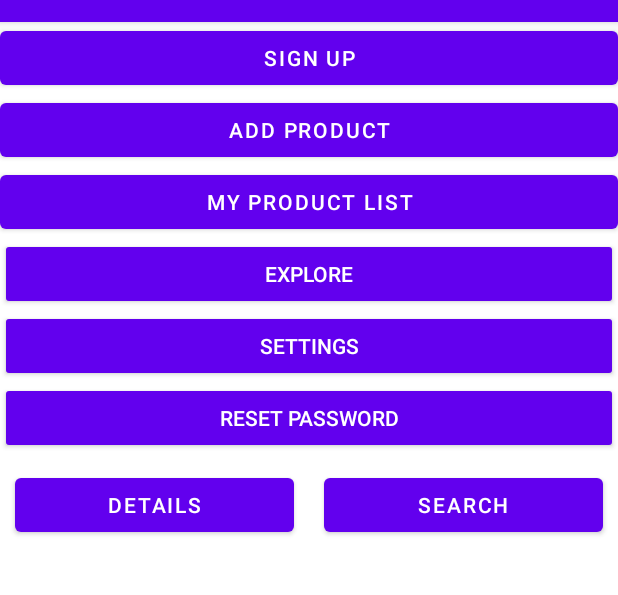
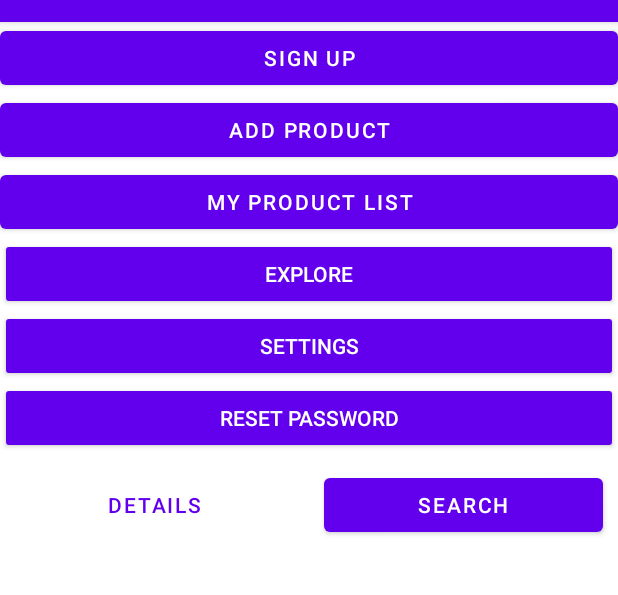
Before and after one commit to CMPT362-Useify/Useify-Marketplace, an Android app: the screen it shows after launch (MainActivity), on a phone screen of 412 x 824 dp, the part 62-657 px from its top. Run offline under Robolectric (Android 15) with nearby library versions, the phone set to English and light mode, and no system bars.

Commit message:
Parsed the names and prices of the items in the product database and display them to gridView, I am not sure how to parse the images because I am not sure how the user will upload the image to the database?

```diff
--- a/app/src/main/java/com/sfu/useify/ui/browse/ProfileAdapter.kt
+++ b/app/src/main/java/com/sfu/useify/ui/browse/ProfileAdapter.kt
@@ -9,8 +9,9 @@ import android.widget.ImageView
 import android.widget.TextView
 import com.sfu.useify.R
 
-class ProfileAdapter(var context: Context, var title: Array<String>, var price: FloatArray,
-                     var image: IntArray) : BaseAdapter() {
+class ProfileAdapter(
+    var context: Context, var title: MutableList<String>, var price: MutableList<Float>,
+    var image: IntArray) : BaseAdapter() {
     var layoutInflater: LayoutInflater? = null
     override fun getCount(): Int {
         return title.size
--- a/app/src/main/res/layout/activity_general_settings.xml
+++ b/app/src/main/res/layout/activity_general_settings.xml
@@ -1,6 +1,5 @@
 <?xml version="1.0" encoding="utf-8"?>
 <ScrollView xmlns:app="http://schemas.android.com/apk/res-auto"
-    xmlns:tools="http://schemas.android.com/tools"
     android:layout_width="match_parent"
     android:layout_height="match_parent"
     android:fillViewport="true"
--- a/app/src/main/res/layout/activity_main.xml
+++ b/app/src/main/res/layout/activity_main.xml
@@ -1,6 +1,5 @@
 <?xml version="1.0" encoding="utf-8"?>
 <LinearLayout xmlns:android="http://schemas.android.com/apk/res/android"
-    xmlns:app="http://schemas.android.com/apk/res-auto"
     xmlns:tools="http://schemas.android.com/tools"
     android:layout_width="match_parent"
     android:layout_height="match_parent"
@@ -14,19 +13,19 @@
 
         <Button
             android:onClick="onSignUpClicked"
-            android:text="sign up"
+            android:text="@string/signup"
             android:layout_width="match_parent"
             android:layout_height="wrap_content"/>
 
         <Button
             android:onClick="onAddProductClicked"
-            android:text="add product"
+            android:text="@string/add_product"
             android:layout_width="match_parent"
             android:layout_height="wrap_content"/>
 
         <Button
             android:onClick="onProductList"
-            android:text="my product list"
+            android:text="@string/my_product_list"
             android:layout_width="match_parent"
             android:layout_height="wrap_content"/>
     </LinearLayout>
@@ -83,7 +82,8 @@
             android:layout_margin="10dp"
             android:layout_weight="0.5"
             android:onClick="onDetailsClicked"
-            android:text="Details" />
+            android:text="@string/details"
+            style="?android:attr/buttonBarButtonStyle" />
 
 
         <Button
@@ -93,7 +93,7 @@
             android:layout_margin="10dp"
             android:layout_weight="0.5"
             android:onClick="onSearchClicked"
-            android:text="Search" />
+            android:text="@string/search" />
     </LinearLayout>
 
 
--- a/app/src/main/res/layout/username.xml
+++ b/app/src/main/res/layout/username.xml
@@ -1,6 +1,5 @@
 <?xml version="1.0" encoding="utf-8"?>
 <ScrollView xmlns:app="http://schemas.android.com/apk/res-auto"
-    xmlns:tools="http://schemas.android.com/tools"
     android:layout_width="match_parent"
     android:layout_height="match_parent"
     android:fillViewport="true"
@@ -81,7 +80,8 @@
             app:layout_constraintBottom_toTopOf="@+id/back_button"
             app:layout_constraintEnd_toEndOf="parent"
             app:layout_constraintStart_toStartOf="parent"
-            app:layout_constraintTop_toBottomOf="@+id/username_label" />
+            app:layout_constraintTop_toBottomOf="@+id/username_label"
+            android:importantForAutofill="no" />
 
     </androidx.constraintlayout.widget.ConstraintLayout>
 </ScrollView>
--- a/app/src/main/res/values/strings.xml
+++ b/app/src/main/res/values/strings.xml
@@ -19,6 +19,7 @@
     <string name="details_contact_button">Contact</string>
     <string name="details_save_button">Save</string>
 
+    <string name="signup">Sign Up</string>
     <string name="signup_user_name">User Name</string>
     <string name="signup_user_name_hint">Bob Smith 345</string>
     <string name="signup_name">Name</string>
@@ -33,8 +34,10 @@
     <string name="signup_country_hint">Canada</string>
     <string name="signup_city">City</string>
     <string name="signup_city_hint">Vancouver</string>
+    <string name="add_product">Add Product</string>
+    <string name="my_product_list">My Product List</string>
     <string name="button_save">SAVE</string>
-    <string name="button_cancel">CANCEL</string>
+    <string name="button_cancel">Cancel</string>
 
     //Explore page
     <string name="button_explore">Explore</string>
@@ -59,7 +62,8 @@
     <string name="back_button">Back</string>
     <string name="enter_email">Enter in your email below</string>
     <string name="submit_button">Submit</string>
-
+    <string name="details">Details</string>
+    <string name="search">Search</string>
 
 
 </resources>
```
Also changed, not shown: app/src/main/java/com/sfu/useify/ui/browse/BrowseActivity.kt (+36 -23 lines).
